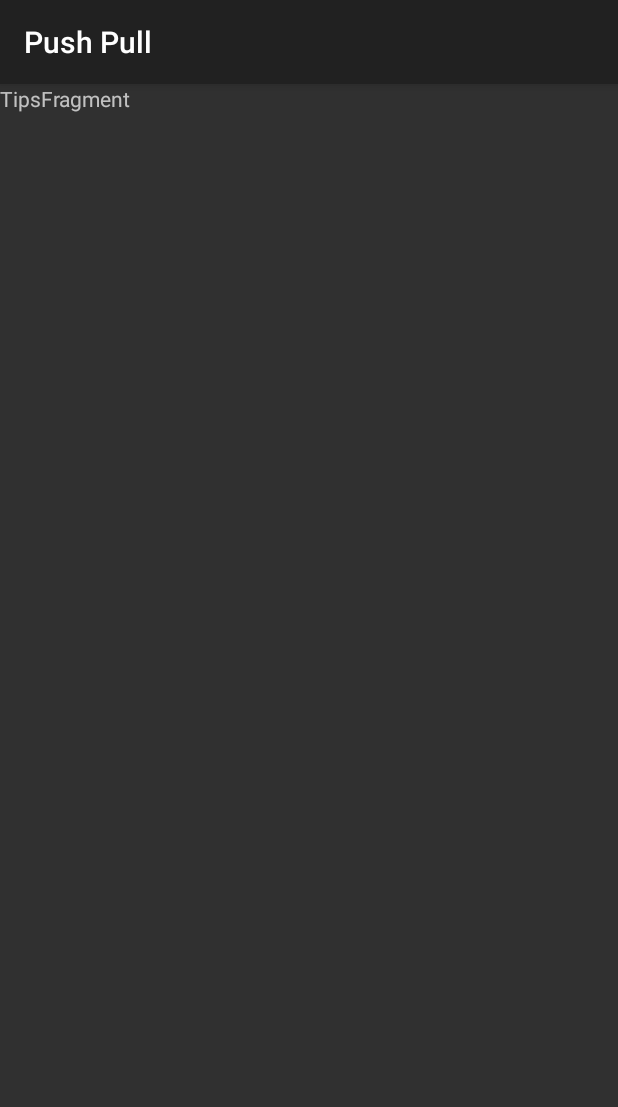
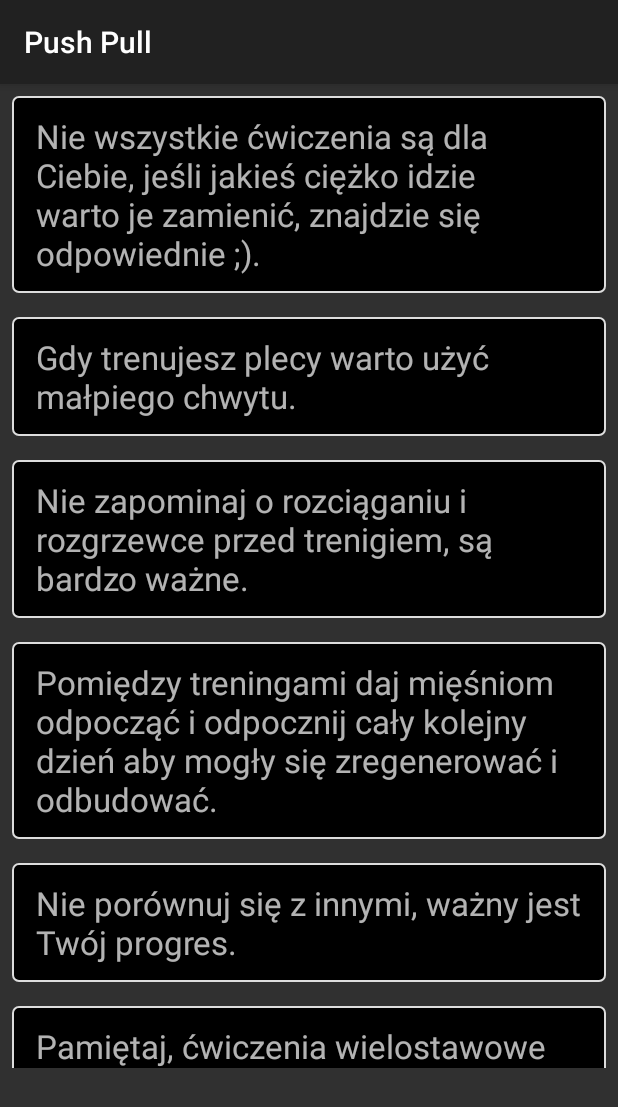
Before and after one commit to SussanoPL/PushPull2, an Android app: the fragment TipsFragment shown on its own in the app's theme, on a phone screen of 412 x 824 dp. Shown: the top 1107 px of the screen. Run offline under Robolectric (Android 15) with nearby library versions, the phone set to English and light mode, and no system bars.

Commit message:
added tips functionality and small improvements

```diff
--- a/app/src/main/java/com/example/pushpull/TipsFragment.kt
+++ b/app/src/main/java/com/example/pushpull/TipsFragment.kt
@@ -5,55 +5,34 @@ import androidx.fragment.app.Fragment
 import android.view.LayoutInflater
 import android.view.View
 import android.view.ViewGroup
+import androidx.fragment.app.viewModels
+import androidx.recyclerview.widget.RecyclerView
+import com.example.pushpull.adapters.TipsAdapter
+import com.example.pushpull.viewmodels.TipsViewModel
 
-// TODO: Rename parameter arguments, choose names that match
-// the fragment initialization parameters, e.g. ARG_ITEM_NUMBER
-private const val ARG_PARAM1 = "param1"
-private const val ARG_PARAM2 = "param2"
 
-/**
- * A simple [Fragment] subclass.
- * Use the [TipsFragment.newInstance] factory method to
- * create an instance of this fragment.
- */
 class TipsFragment : Fragment() {
-    // TODO: Rename and change types of parameters
-    private var param1: String? = null
-    private var param2: String? = null
+    private val viewModel: TipsViewModel by viewModels()
+    private lateinit var tipsRecyclerView: RecyclerView
 
-    override fun onCreate(savedInstanceState: Bundle?) {
-        super.onCreate(savedInstanceState)
-        arguments?.let {
-            param1 = it.getString(ARG_PARAM1)
-            param2 = it.getString(ARG_PARAM2)
-        }
-    }
+
 
     override fun onCreateView(
         inflater: LayoutInflater, container: ViewGroup?,
         savedInstanceState: Bundle?
     ): View? {
-        // Inflate the layout for this fragment
-        return inflater.inflate(R.layout.fragment_tips, container, false)
-    }
 
-    companion object {
-        /**
-         * Use this factory method to create a new instance of
-         * this fragment using the provided parameters.
-         *
-         * @param param1 Parameter 1.
-         * @param param2 Parameter 2.
-         * @return A new instance of fragment tipsFragment.
-         */
-        // TODO: Rename and change types and number of parameters
-        @JvmStatic
-        fun newInstance(param1: String, param2: String) =
-            TipsFragment().apply {
-                arguments = Bundle().apply {
-                    putString(ARG_PARAM1, param1)
-                    putString(ARG_PARAM2, param2)
-                }
-            }
+        val view = inflater.inflate(R.layout.fragment_tips, container, false)
+
+        tipsRecyclerView = view.findViewById(R.id.tipsRecyclerView)
+        val adapter = TipsAdapter(emptyList()) // Możesz początkowo użyć pustej listy
+        tipsRecyclerView.adapter = adapter
+
+        // Obserwowanie danych ViewModel i aktualizowanie adaptera
+        viewModel.tips.observe(viewLifecycleOwner, { tips ->
+            adapter.updateTips(tips)
+        })
+
+        return view
     }
 }
--- /dev/null
+++ b/app/src/main/java/com/example/pushpull/adapters/TipsAdapter.kt
@@ -0,0 +1,33 @@
+package com.example.pushpull.adapters
+
+import android.view.LayoutInflater
+import android.view.View
+import android.view.ViewGroup
+import android.widget.TextView
+import androidx.recyclerview.widget.RecyclerView
+import com.example.pushpull.R
+
+class TipsAdapter(private var tips: List<String>) : RecyclerView.Adapter<TipsAdapter.TipsViewHolder>() {
+    class TipsViewHolder(itemView: View) : RecyclerView.ViewHolder(itemView) {
+        val tipText: TextView = itemView.findViewById(R.id.tipText)
+    }
+
+    override fun onCreateViewHolder(parent: ViewGroup, viewType: Int): TipsViewHolder {
+        val itemView = LayoutInflater.from(parent.context).inflate(R.layout.item_tip, parent, false)
+        return TipsViewHolder(itemView)
+    }
+
+    override fun onBindViewHolder(holder: TipsViewHolder, position: Int) {
+        val tip = tips[position]
+        holder.tipText.text = tip
+    }
+
+    override fun getItemCount(): Int {
+        return tips.size
+    }
+
+    fun updateTips(newTips: List<String>) {
+        tips = newTips
+        notifyDataSetChanged()
+    }
+}
--- /dev/null
+++ b/app/src/main/java/com/example/pushpull/viewmodels/TipsViewModel.kt
@@ -0,0 +1,30 @@
+package com.example.pushpull.viewmodels
+
+import android.util.Log
+import androidx.lifecycle.LiveData
+import androidx.lifecycle.MutableLiveData
+import androidx.lifecycle.ViewModel
+
+class TipsViewModel : ViewModel() {
+    private val _tips = MutableLiveData<List<String>>()
+    val tips: LiveData<List<String>> get() = _tips
+
+
+    init {
+        _tips.value = listOf(
+            "Nie wszystkie ćwiczenia są dla Ciebie, jeśli jakieś ciężko idzie warto je zamienić, znajdzie się odpowiednie ;).",
+            "Gdy trenujesz plecy warto użyć małpiego chwytu.",
+            "Nie zapominaj o rozciąganiu i rozgrzewce przed trenigiem, są bardzo ważne.",
+            "Pomiędzy treningami daj mięśniom odpocząć i odpocznij cały kolejny dzień aby mogły się zregenerować i odbudować.",
+            "Nie porównuj się z innymi, ważny jest Twój progres.",
+            "Pamiętaj, ćwiczenia wielostawowe są bardzo ważne na początek, bo angażują wiele grup mięśni.",
+            "Korzystaj ze strefy wolnych ciężarów, pozwoli Ci to na lepszą kontrolę mięśniową i zwiększy jej świadomość.",
+            "Sen jest bardzo ważnym aspektem trenowania, staraj się wysypiać minimum 8 godzin.",
+            "Odżywianie stanowi ponad połowę sukcesu, staraj się dostarczać naturalnych produktów wysokobiałkowych."
+            )
+        Log.d("TipsViewModel", "Tips: $tips")
+
+    }
+
+
+}
--- /dev/null
+++ b/app/src/main/res/drawable/card_background.xml
@@ -0,0 +1,13 @@
+<?xml version="1.0" encoding="utf-8"?>
+<shape xmlns:android="http://schemas.android.com/apk/res/android">
+    <corners android:radius="4dp" />
+    <solid android:color="#000" />
+    <stroke
+        android:width="1dp"
+        android:color="#dddddd" />
+    <padding
+        android:left="16dp"
+        android:right="16dp"
+        android:top="12dp"
+        android:bottom="12dp" />
+</shape>
--- a/app/src/main/res/drawable/ic_home.xml
+++ b/app/src/main/res/drawable/ic_home.xml
@@ -1,5 +1,5 @@
 <vector android:height="24dp" android:tint="#000000"
     android:viewportHeight="24" android:viewportWidth="24"
     android:width="24dp" xmlns:android="http://schemas.android.com/apk/res/android">
-    <path android:fillColor="@android:color/white" android:pathData="M10,20v-6h4v6h5v-8h3L12,3 2,12h3v8z"/>
+    <path android:fillColor="@android:color/white" android:pathData="M3,10h11v2H3V10zM3,8h11V6H3V8zM3,16h7v-2H3V16zM18.01,12.87l0.71,-0.71c0.39,-0.39 1.02,-0.39 1.41,0l0.71,0.71c0.39,0.39 0.39,1.02 0,1.41l-0.71,0.71L18.01,12.87zM17.3,13.58l-5.3,5.3V21h2.12l5.3,-5.3L17.3,13.58z"/>
 </vector>
--- a/app/src/main/res/drawable/search_bar_background.xml
+++ b/app/src/main/res/drawable/search_bar_background.xml
@@ -1,5 +1,5 @@
 <?xml version="1.0" encoding="utf-8"?>
 <shape xmlns:android="http://schemas.android.com/apk/res/android">
-    <solid android:color="#FF00CCFF"/>
+    <solid android:color="#000"/>
     <corners android:radius="16dp"/>
 </shape>
--- a/app/src/main/res/layout/fragment_tips.xml
+++ b/app/src/main/res/layout/fragment_tips.xml
@@ -1,14 +1,23 @@
 <?xml version="1.0" encoding="utf-8"?>
-<FrameLayout xmlns:android="http://schemas.android.com/apk/res/android"
+<androidx.constraintlayout.widget.ConstraintLayout
+    xmlns:android="http://schemas.android.com/apk/res/android"
     xmlns:tools="http://schemas.android.com/tools"
     android:layout_width="match_parent"
     android:layout_height="match_parent"
+    xmlns:app="http://schemas.android.com/apk/res-auto"
     tools:context=".TipsFragment">
 
-    <!-- TODO: Update blank fragment layout -->
-    <TextView
-        android:layout_width="match_parent"
-        android:layout_height="match_parent"
-        android:text="TipsFragment" />
 
-</FrameLayout>
+
+
+        <androidx.recyclerview.widget.RecyclerView
+            android:id="@+id/tipsRecyclerView"
+            android:layout_width="0dp"
+            android:layout_height="0dp"
+            app:layout_constraintBottom_toBottomOf="parent"
+            app:layout_constraintEnd_toEndOf="parent"
+            app:layout_constraintStart_toStartOf="parent"
+            app:layout_constraintTop_toTopOf="parent"
+            android:paddingBottom ="112dp"
+            app:layoutManager="androidx.recyclerview.widget.LinearLayoutManager"/>
+</androidx.constraintlayout.widget.ConstraintLayout>
--- /dev/null
+++ b/app/src/main/res/layout/item_tip.xml
@@ -0,0 +1,14 @@
+<?xml version="1.0" encoding="utf-8"?>
+<LinearLayout xmlns:android="http://schemas.android.com/apk/res/android"
+    android:layout_width="match_parent"
+    android:layout_height="wrap_content"
+    android:orientation="vertical"
+    android:background="@drawable/card_background"
+    android:layout_margin="8dp">
+
+    <TextView
+        android:id="@+id/tipText"
+        android:layout_width="match_parent"
+        android:layout_height="wrap_content"
+        android:textSize="22sp" />
+</LinearLayout>
--- a/app/src/main/res/menu/bottom_menu.xml
+++ b/app/src/main/res/menu/bottom_menu.xml
@@ -1,15 +1,15 @@
 <?xml version="1.0" encoding="utf-8"?>
 <menu xmlns:android="http://schemas.android.com/apk/res/android">
 
-    <item android:title="Home"
+    <item android:title="Plan"
         android:icon="@drawable/ic_home"
         android:id="@+id/homeFragment"/>
 
-    <item android:title="History"
+    <item android:title="Historia"
         android:icon="@drawable/ic_history"
         android:id="@+id/historyFragment"/>
 
-    <item android:title="Tips"
+    <item android:title="Porady"
         android:icon="@drawable/ic_tips"
         android:id="@+id/tipsFragment"/>
 
```
